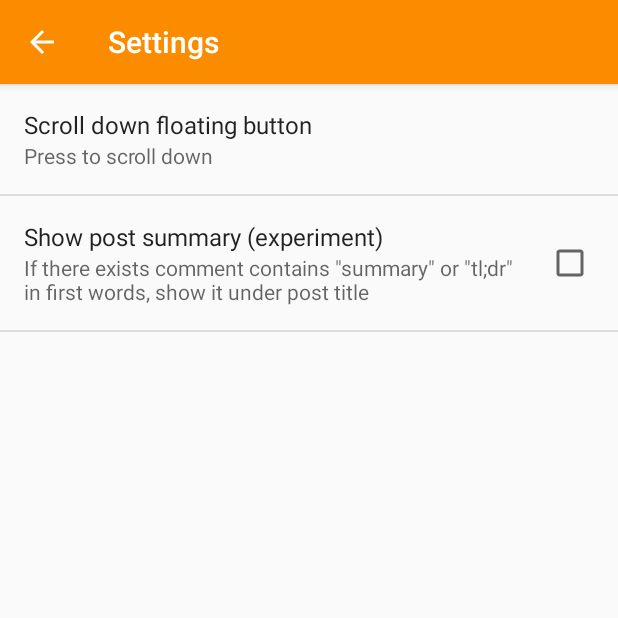
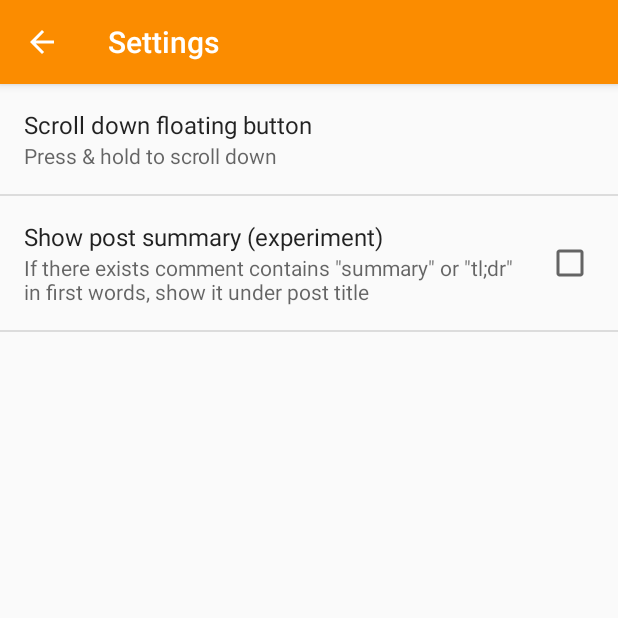
Before and after one commit to leavjenn/Hews, an Android app: the SettingsActivity screen opened directly, with no data from a screen before it, on a phone screen of 412 x 824 dp, the top half of it. Run offline under Robolectric (Android 15) with nearby library versions, the phone set to English and light mode, and no system bars.

Commit message:
style (setting): change fab instruction

```diff
--- a/app/src/main/res/values/strings_activity_settings.xml
+++ b/app/src/main/res/values/strings_activity_settings.xml
@@ -8,7 +8,7 @@
     <string name="pref_key_scroll_down_fab">key_scroll_down_fab</string>
     <string name="pref_title_scroll_down_fab">Scroll down floating button</string>
     <string-array name="pref_scroll_down_fab_mode">
-        <item>Press to scroll down</item>
+        <item>Press &amp; hold to scroll down</item>
         <item>Drag to scroll down</item>
         <item>Disable</item>
     </string-array>
```
